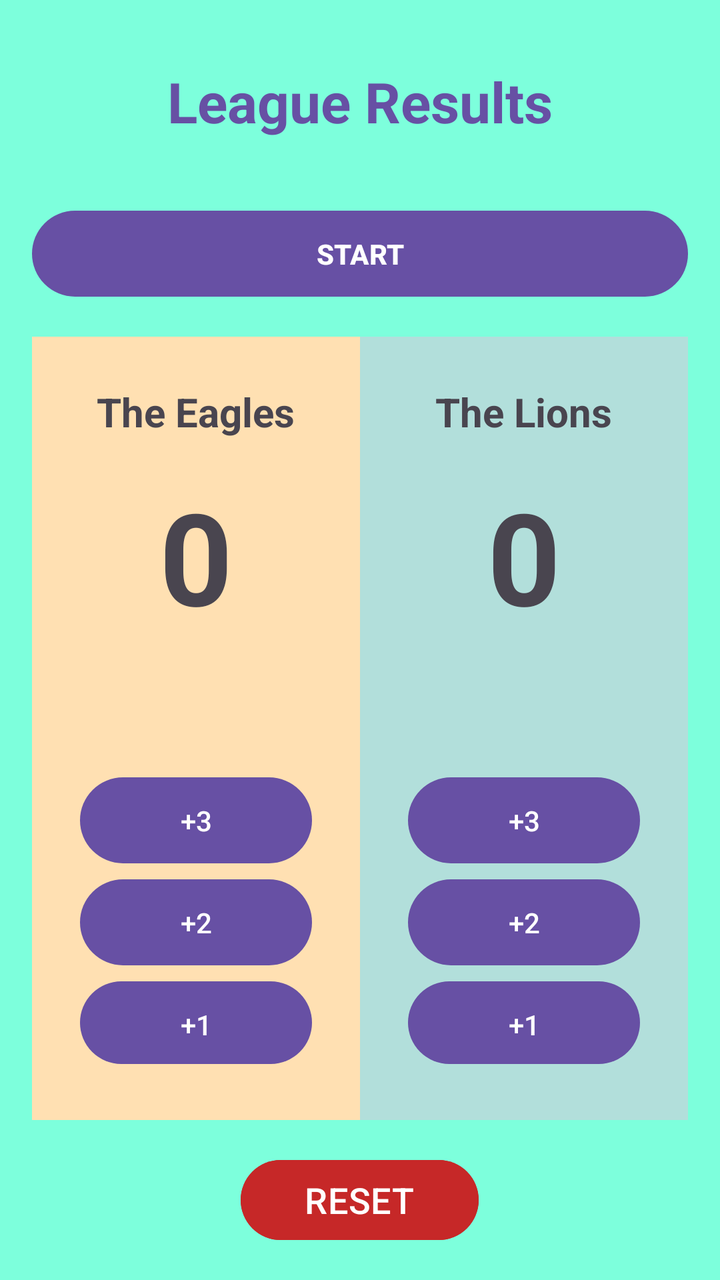
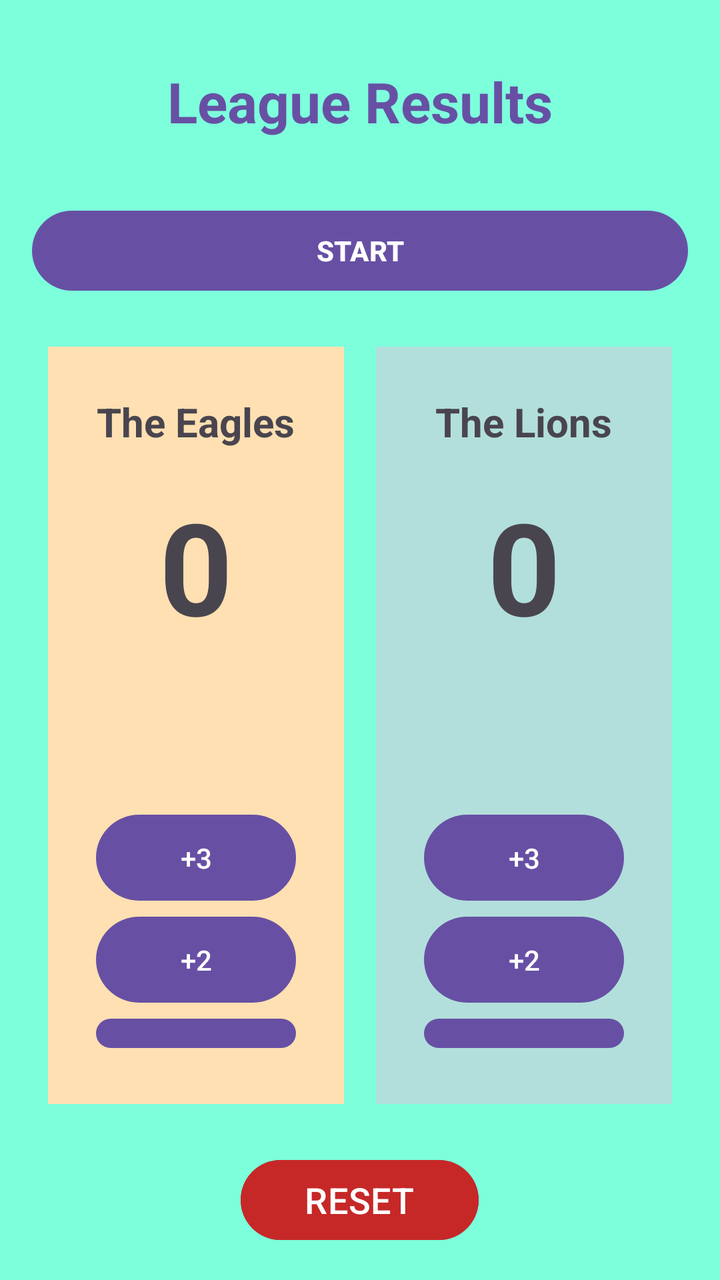

An Android layout rendered at two revisions. The XML below is the earlier revision; the diff shows what the commit changed to produce the second picture.
<!-- AndroidManifest.xml: application theme Theme.ScoreBoardGev -->
<!-- res/layout/activity_main.xml -->
<?xml version="1.0" encoding="utf-8"?>
<LinearLayout xmlns:android="http://schemas.android.com/apk/res/android"
    android:id="@+id/main"
    android:background="@color/screen_bg"
    android:layout_width="match_parent"
    android:layout_height="match_parent"
    android:orientation="vertical"
    android:padding="16dp">

    

    
    <TextView
        android:id="@+id/tvTitle"
        android:layout_width="match_parent"
        android:layout_height="wrap_content"
        android:gravity="center"
        android:padding="16dp"
        android:text="League Results"
        android:textColor="#ff6750a4"
        android:textSize="28sp"
        android:textStyle="bold" />

    <Button
        android:id="@+id/btnStart"
        android:layout_width="match_parent"
        android:layout_height="wrap_content"
        android:layout_gravity="center_horizontal"
        android:layout_marginTop="16dp"
        android:textStyle="bold"
        android:padding="12dp"
        android:text="START" />

    <LinearLayout
        android:layout_width="match_parent"
        android:layout_height="0dp"
        android:layout_weight="1"
        android:layout_marginTop="16dp"
        android:orientation="horizontal">

        <LinearLayout
            android:layout_width="0dp"
            android:layout_height="match_parent"
            android:layout_weight="1"
            android:background="#FFE0B2"
            android:gravity="center_horizontal"
            android:orientation="vertical"
            android:padding="24dp">

            <TextView
                android:id="@+id/tvNameA"
                android:layout_width="wrap_content"
                android:layout_height="wrap_content"
                android:text="The Eagles"
                android:textStyle="bold"
                android:textSize="20sp" />

            <TextView
                android:id="@+id/tvScoreA"
                android:layout_width="wrap_content"
                android:layout_height="wrap_content"
                android:layout_marginTop="16dp"
                android:layout_marginBottom="64dp"
                android:text="0"
                android:textStyle="bold"
                android:textSize="64sp" />

            <Button
                android:id="@+id/btnA3"
                android:layout_width="match_parent"
                android:layout_height="wrap_content"
                android:text="+3"
                android:padding="12dp"/>

            <Button
                android:id="@+id/btnA2"
                android:layout_width="match_parent"
                android:layout_height="wrap_content"
                android:text="+2"
                android:padding="12dp"/>

            <Button
                android:id="@+id/btnA1"
                android:layout_width="match_parent"
                android:layout_height="wrap_content"
                android:text="+1"
                android:padding="12dp"/>
        </LinearLayout>

        <LinearLayout
            android:layout_width="0dp"
            android:layout_height="match_parent"
            android:layout_weight="1"
            android:background="#B2DFDB"
            android:gravity="center_horizontal"
            android:orientation="vertical"
            android:padding="24dp">

            <TextView
                android:id="@+id/tvNameB"
                android:layout_width="wrap_content"
                android:layout_height="wrap_content"
                android:text="The Lions"
                android:textStyle="bold"
                android:textSize="20sp" />

            <TextView
                android:id="@+id/tvScoreB"
                android:layout_width="wrap_content"
                android:layout_height="wrap_content"
                android:layout_marginTop="16dp"
                android:layout_marginBottom="64dp"
                android:text="0"
                android:textStyle="bold"
                android:textSize="64sp" />

            <Button
                android:id="@+id/btnB3"
                android:layout_width="match_parent"
                android:layout_height="wrap_content"
                android:text="+3"
                android:padding="12dp"/>

            <Button
                android:id="@+id/btnB2"
                android:layout_width="match_parent"
                android:layout_height="wrap_content"
                android:text="+2"
                android:padding="12dp"/>

            <Button
                android:id="@+id/btnB1"
                android:layout_width="match_parent"
                android:layout_height="wrap_content"
                android:text="+1"
                android:padding="12dp"/>

        </LinearLayout>

    </LinearLayout>

    <Button
        android:id="@+id/btnReset"
        android:layout_width="wrap_content"
        android:layout_height="wrap_content"
        android:layout_gravity="center_horizontal"
        android:layout_marginTop="16dp"
        android:backgroundTint="@color/btn_reset"
        android:paddingStart="32dp"
        android:paddingEnd="32dp"
        android:text="RESET"
        android:textColor="#FFFFFF"
        android:textSize="18sp" />

</LinearLayout>
<!-- resources referenced by this layout -->
<resources>
  <color name="btn_reset">#C62828</color>
  <color name="screen_bg">#7DFFDC</color>
  <style name="Theme.ScoreBoardGev" parent="Base.Theme.ScoreBoardGev" />
  <style name="Base.Theme.ScoreBoardGev" parent="Theme.Material3.DayNight.NoActionBar">
          
          
      </style>
</resources>

<!-- the commit's change to res/layout/activity_main.xml (unified diff, before → after) -->
@@ -28,7 +28,6 @@
         android:layout_gravity="center_horizontal"
         android:layout_marginTop="16dp"
         android:textStyle="bold"
-        android:padding="12dp"
         android:text="START" />
 
     <LinearLayout
@@ -42,7 +41,8 @@
             android:layout_width="0dp"
             android:layout_height="match_parent"
             android:layout_weight="1"
-            android:background="#FFE0B2"
+            android:layout_margin="8dp"
+            android:background="@color/team_a_bg"
             android:gravity="center_horizontal"
             android:orientation="vertical"
             android:padding="24dp">
@@ -60,10 +60,19 @@
                 android:layout_width="wrap_content"
                 android:layout_height="wrap_content"
                 android:layout_marginTop="16dp"
-                android:layout_marginBottom="64dp"
+                android:layout_marginBottom="8dp"
                 android:text="0"
                 android:textStyle="bold"
                 android:textSize="64sp" />
+
+            <TextView
+                android:id="@+id/tvErrorMsA"
+                android:layout_width="wrap_content"
+                android:layout_height="wrap_content"
+                android:text=""
+                android:textColor="@color/red"
+                android:textSize="10sp"
+                android:layout_marginBottom="56dp"/>
 
             <Button
                 android:id="@+id/btnA3"
@@ -85,15 +94,24 @@
                 android:layout_height="wrap_content"
                 android:text="+1"
                 android:padding="12dp"/>
+
+            <Button
+                android:id="@+id/btnAM"
+                android:layout_width="match_parent"
+                android:layout_height="wrap_content"
+                android:padding="12dp"
+                android:text="-1"
+                android:backgroundTint="@color/special_button" />
         </LinearLayout>
 
         <LinearLayout
             android:layout_width="0dp"
             android:layout_height="match_parent"
             android:layout_weight="1"
-            android:background="#B2DFDB"
+            android:background="@color/team_b_bg"
             android:gravity="center_horizontal"
             android:orientation="vertical"
+            android:layout_margin="8dp"
             android:padding="24dp">
 
             <TextView
@@ -109,10 +127,19 @@
                 android:layout_width="wrap_content"
                 android:layout_height="wrap_content"
                 android:layout_marginTop="16dp"
-                android:layout_marginBottom="64dp"
+                android:layout_marginBottom="8dp"
                 android:text="0"
                 android:textStyle="bold"
                 android:textSize="64sp" />
+
+            <TextView
+                android:id="@+id/tvErrorMsB"
+                android:layout_width="wrap_content"
+                android:layout_height="wrap_content"
+                android:text=""
+                android:textColor="@color/red"
+                android:textSize="10sp"
+                android:layout_marginBottom="56dp"/>
 
             <Button
                 android:id="@+id/btnB3"
@@ -135,6 +162,14 @@
                 android:text="+1"
                 android:padding="12dp"/>
 
+            <Button
+                android:id="@+id/btnBM"
+                android:layout_width="match_parent"
+                android:layout_height="wrap_content"
+                android:text="-1"
+                android:padding="12dp"
+                android:backgroundTint="@color/special_button"/>
+
         </LinearLayout>
 
     </LinearLayout>
<!-- resource entries referenced after the edit -->
@@ -1,7 +1,11 @@
 <!-- resources referenced by this layout -->
 <resources>
   <color name="btn_reset">#C62828</color>
+  <color name="red">#FF0000</color>
   <color name="screen_bg">#7DFFDC</color>
+  <color name="special_button">#FF5722</color>
+  <color name="team_a_bg">#FFE0B2</color>
+  <color name="team_b_bg">#B2DFDB</color>
   <style name="Theme.ScoreBoardGev" parent="Base.Theme.ScoreBoardGev" />
   <style name="Base.Theme.ScoreBoardGev" parent="Theme.Material3.DayNight.NoActionBar">
           
